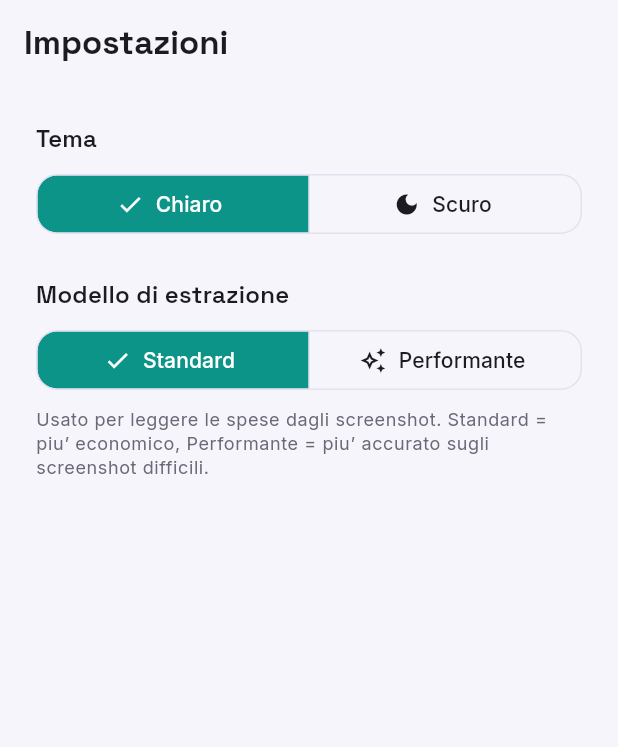
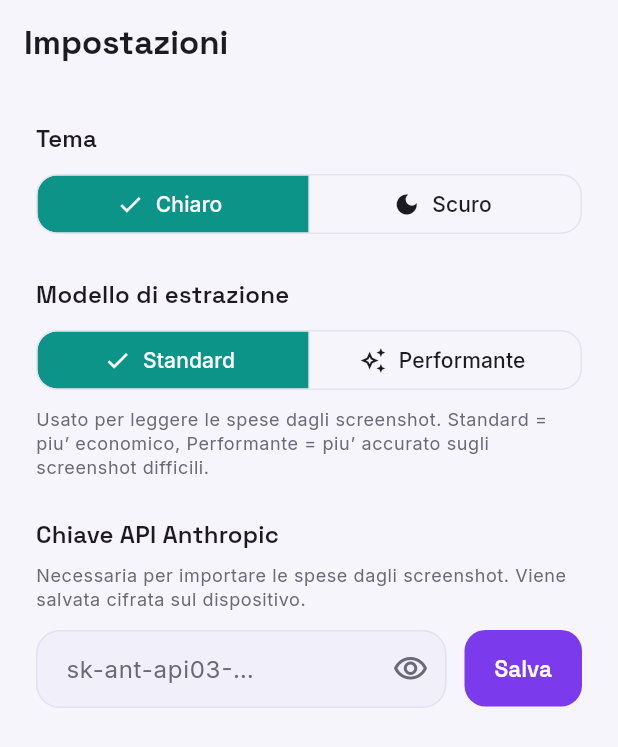
Before and after one commit to zaninip/cobudget, a Flutter app: the SettingsScreen screen opened by its route, on a phone screen of 412 x 824 dp. Shown: the top 747 px of the screen. Run offline on Flutter 3.47's test engine with Material 3 defaults, Android fonts, the light colour scheme and no system bars; our stand-ins replace fl_chart, flutter_dotenv, flutter_riverpod, flutter_secure_storage, go_router, google_fonts and 2 more; accounts and stored records are empty.

Commit message:
Use user own Anthropic API key, which must be registered by the user in the app settings

```diff
--- a/lib/features/budget/presentation/screens/settings_screen.dart
+++ b/lib/features/budget/presentation/screens/settings_screen.dart
@@ -2,6 +2,7 @@ import 'package:flutter/material.dart';
 import 'package:flutter/services.dart';
 import 'package:flutter_riverpod/flutter_riverpod.dart';
 
+import '../../../../app/anthropic_key_controller.dart';
 import '../../../../app/extraction_model_controller.dart';
 import '../../../../app/theme_mode_controller.dart';
 import '../../data/supabase_budget_repository.dart';
@@ -71,6 +72,10 @@ class SettingsScreen extends ConsumerWidget {
                   onChanged: (model) =>
                       ref.read(extractionModelControllerProvider.notifier).setModel(model),
                 ),
+                const SizedBox(height: 24),
+                const _SectionTitle('Chiave API Anthropic'),
+                const SizedBox(height: 8),
+                const _AnthropicKeySection(),
               ],
             ),
           ),
@@ -191,6 +196,104 @@ class _ThemeSelector extends StatelessWidget {
   }
 }
 
+/// Campo per inserire/rimuovere la chiave API Anthropic personale.
+/// La chiave viene salvata con flutter_secure_storage (cifrata sul dispositivo)
+/// e inviata alla Edge Function al posto della chiave server condivisa.
+class _AnthropicKeySection extends ConsumerStatefulWidget {
+  const _AnthropicKeySection();
+
+  @override
+  ConsumerState<_AnthropicKeySection> createState() => _AnthropicKeySectionState();
+}
+
+class _AnthropicKeySectionState extends ConsumerState<_AnthropicKeySection> {
+  final _controller = TextEditingController();
+  bool _obscure = true;
+  bool _saving = false;
+
+  @override
+  void dispose() {
+    _controller.dispose();
+    super.dispose();
+  }
+
+  Future<void> _save() async {
+    final key = _controller.text.trim();
+    if (key.isEmpty) return;
+    setState(() => _saving = true);
+    await ref.read(anthropicKeyControllerProvider.notifier).setKey(key);
+    _controller.clear();
+    if (mounted) setState(() => _saving = false);
+  }
+
+  Future<void> _remove() async {
+    await ref.read(anthropicKeyControllerProvider.notifier).clearKey();
+  }
+
+  @override
+  Widget build(BuildContext context) {
+    final keyAsync = ref.watch(anthropicKeyControllerProvider);
+    final hasKey = keyAsync.valueOrNull?.isNotEmpty == true;
+    final scheme = Theme.of(context).colorScheme;
+
+    return Column(
+      crossAxisAlignment: CrossAxisAlignment.stretch,
+      children: [
+        if (hasKey)
+          Card(
+            child: ListTile(
+              leading: Icon(Icons.check_circle_outline, color: scheme.primary),
+              title: const Text('Chiave personale configurata'),
+              trailing: TextButton(
+                onPressed: _remove,
+                style: TextButton.styleFrom(foregroundColor: scheme.error),
+                child: const Text('Rimuovi'),
+              ),
+            ),
+          )
+        else
+          Text(
+            'Necessaria per importare le spese dagli screenshot. '
+            'Viene salvata cifrata sul dispositivo.',
+            style: Theme.of(context).textTheme.bodySmall?.copyWith(
+                  color: scheme.onSurfaceVariant,
+                ),
+          ),
+        const SizedBox(height: 12),
+        Row(
+          crossAxisAlignment: CrossAxisAlignment.start,
+          children: [
+            Expanded(
+              child: TextField(
+                controller: _controller,
+                obscureText: _obscure,
+                decoration: InputDecoration(
+                  hintText: hasKey ? 'Inserisci una nuova chiave…' : 'sk-ant-api03-…',
+                  suffixIcon: IconButton(
+                    icon: Icon(_obscure ? Icons.visibility_outlined : Icons.visibility_off_outlined),
+                    onPressed: () => setState(() => _obscure = !_obscure),
+                  ),
+                ),
+              ),
+            ),
+            const SizedBox(width: 12),
+            FilledButton(
+              onPressed: _saving ? null : _save,
+              child: _saving
+                  ? const SizedBox(
+                      width: 18,
+                      height: 18,
+                      child: CircularProgressIndicator(strokeWidth: 2),
+                    )
+                  : const Text('Salva'),
+            ),
+          ],
+        ),
+      ],
+    );
+  }
+}
+
 /// Selettore del modello usato per leggere gli screenshot delle spese.
 /// "Standard" = piu' economico, "Performante" = piu' accurato.
 class _ExtractionModelSelector extends StatelessWidget {
--- a/pubspec.yaml
+++ b/pubspec.yaml
@@ -45,6 +45,7 @@ dependencies:
   flutter_dotenv: ^6.0.1
   google_fonts: ^8.1.0
   shared_preferences: ^2.3.2
+  flutter_secure_storage: ^9.2.4
   flutter_riverpod: 2.6.1
   riverpod_annotation: 2.6.1
 
```
Also changed, not shown: lib/app/anthropic_key_controller.dart (added, +31 -0 lines), pubspec.lock, 7 other files.
